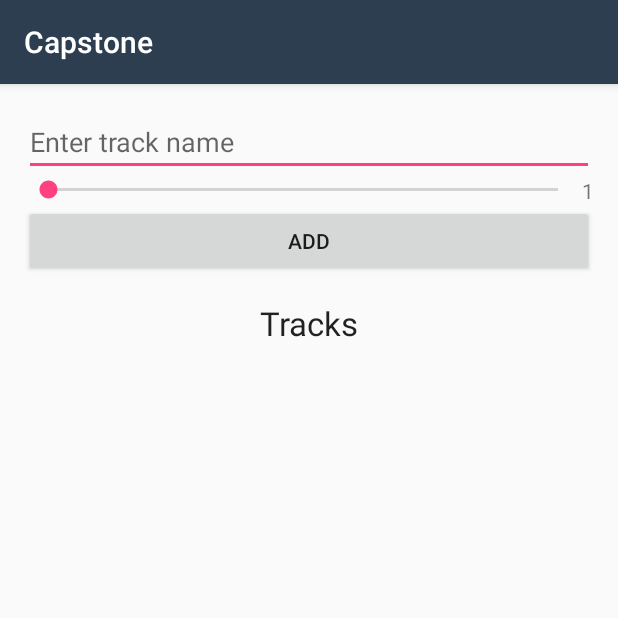
After one commit to tmdghks944/capstone, an Android app: the CosmeticsActivity screen opened directly, with no data from a screen before it, on a phone screen of 412 x 824 dp, the top half of it. The commit adds this screen. Run offline under Robolectric (Android 15) with nearby library versions, the phone set to English and light mode, and no system bars.

Commit message:
before change

```diff
--- a/app/src/main/AndroidManifest.xml
+++ b/app/src/main/AndroidManifest.xml
@@ -75,6 +75,8 @@
         <activity
             android:name=".FirebaseActivity"
             android:parentActivityName=".MainActivity" />
+        <activity android:name=".CosmeticsList" />
+        <activity android:name=".CosmeticsActivity"></activity>
     </application>
 
 </manifest>
--- /dev/null
+++ b/app/src/main/java/com/example/android/capstone/CosmeticsActivity.java
@@ -0,0 +1,13 @@
+package com.example.android.capstone;
+
+import android.support.v7.app.AppCompatActivity;
+import android.os.Bundle;
+
+public class CosmeticsActivity extends AppCompatActivity {
+
+    @Override
+    protected void onCreate(Bundle savedInstanceState) {
+        super.onCreate(savedInstanceState);
+        setContentView(R.layout.activity_cosmetics);
+    }
+}
--- a/app/src/main/java/com/example/android/capstone/FirebaseActivity.java
+++ b/app/src/main/java/com/example/android/capstone/FirebaseActivity.java
@@ -70,16 +70,14 @@ public class FirebaseActivity extends AppCompatActivity {
         String name = editTextName.getText().toString().trim();
         String address = editTextAddress.getText().toString().trim();
 
-
         //checking if the value is provided
         if (!TextUtils.isEmpty(name)) {
 
             //getting a unique id using push().getKey() method
             //it will create a unique id and we will use it as the Primary Key for our Artist
             String id = databaseCosmetics.push().getKey();
-            List<Ingredients> ingredientsList = null;
             //creating an Artist Object
-            Cosmetics cosmetic = new Cosmetics(id, name, address,ingredientsList);
+            Cosmetics cosmetic = new Cosmetics(id, name, address);
 
             //Saving the Artist
             databaseCosmetics.child(id).setValue(cosmetic);
--- /dev/null
+++ b/app/src/main/res/layout/activity_cosmetics.xml
@@ -0,0 +1,72 @@
+<?xml version="1.0" encoding="utf-8"?>
+<RelativeLayout xmlns:android="http://schemas.android.com/apk/res/android"
+    xmlns:tools="http://schemas.android.com/tools"
+    android:id="@+id/activity_artist"
+    android:layout_width="match_parent"
+    android:layout_height="match_parent"
+    android:paddingBottom="@dimen/activity_vertical_margin"
+    android:paddingLeft="@dimen/activity_horizontal_margin"
+    android:paddingRight="@dimen/activity_horizontal_margin"
+    android:paddingTop="@dimen/activity_vertical_margin"
+    tools:context="com.example.android.capstone.CosmeticsActivity">
+
+    <TextView
+        android:id="@+id/textViewCosmetic"
+        android:padding="@dimen/activity_horizontal_margin"
+        android:textAlignment="center"
+        android:textAppearance="@style/Base.TextAppearance.AppCompat.Large"
+        android:textStyle="bold"
+        android:layout_width="match_parent"
+        android:layout_height="wrap_content" />
+
+    <EditText
+        android:layout_below="@id/textViewArtist"
+        android:id="@+id/editTextName"
+        android:layout_width="match_parent"
+        android:layout_height="wrap_content"
+        android:hint="Enter track name" />
+
+    <LinearLayout
+        android:orientation="horizontal"
+        android:id="@+id/linearLayout"
+        android:layout_width="match_parent"
+        android:layout_height="wrap_content"
+        android:layout_below="@id/editTextName">
+
+        <SeekBar
+            android:layout_weight="1"
+            android:id="@+id/seekBarRating"
+            android:layout_width="match_parent"
+            android:layout_height="wrap_content"
+            android:max="5"></SeekBar>
+
+        <TextView
+            android:text="1"
+            android:id="@+id/textViewRating"
+            android:layout_width="wrap_content"
+            android:layout_height="wrap_content" />
+
+    </LinearLayout>
+    <Button
+        android:id="@+id/buttonAddTrack"
+        android:layout_width="match_parent"
+        android:layout_height="wrap_content"
+        android:layout_below="@id/linearLayout"
+        android:text="Add" />
+
+    <TextView
+        android:id="@+id/textView"
+        android:layout_width="match_parent"
+        android:layout_height="wrap_content"
+        android:layout_below="@id/buttonAddTrack"
+        android:padding="@dimen/activity_horizontal_margin"
+        android:text="Tracks"
+        android:textAlignment="center"
+        android:textAppearance="@style/Base.TextAppearance.AppCompat.Large" />
+
+    <ListView
+        android:id="@+id/listViewTracks"
+        android:layout_width="match_parent"
+        android:layout_height="wrap_content"
+        android:layout_below="@+id/textView"></ListView>
+</RelativeLayout>
--- a/app/src/main/res/layout/activity_firebase.xml
+++ b/app/src/main/res/layout/activity_firebase.xml
@@ -9,27 +9,33 @@
     android:paddingRight="@dimen/activity_horizontal_margin"
     android:paddingTop="@dimen/activity_vertical_margin"
     tools:context="com.example.android.capstone.FirebaseActivity">
+
     <TextView
         android:text="Name"
         android:layout_width="match_parent"
         android:layout_height="wrap_content" />
+
     <EditText
         android:id="@+id/editTextName"
         android:layout_width="match_parent"
         android:layout_height="wrap_content" />
+
     <TextView
         android:text="Address"
         android:layout_width="match_parent"
         android:layout_height="wrap_content" />
+
     <EditText
         android:id="@+id/editTextAddress"
         android:layout_width="match_parent"
         android:layout_height="wrap_content" />
+
     <Button
         android:id="@+id/buttonSave"
         android:text="Create"
         android:layout_width="match_parent"
         android:layout_height="wrap_content" />
+
     <TextView
         android:text="Cosmetics"
         android:textStyle="bold"
```
Also changed, not shown: app/src/main/java/com/example/android/capstone/Cosmetics.java (+1 -6 lines), app/src/main/java/com/example/android/capstone/CosmeticsList.java (added, +38 -0 lines), app/src/main/java/com/example/android/capstone/Ingredients.java (+48 -43 lines), app/src/main/java/com/example/android/capstone/IngredientsList.java (added, +22 -0 lines), app/src/main/res/layout/layout_cosmetics_list.xml (added, +21 -0 lines).
